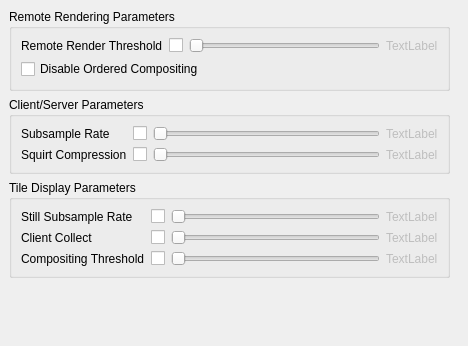
Before: the Qt Designer form Qt/Components/Resources/UI/pqGlobalRenderViewOptions.ui in wildmichael/ParaView3-enhancements-old, drawn with Qt 5.
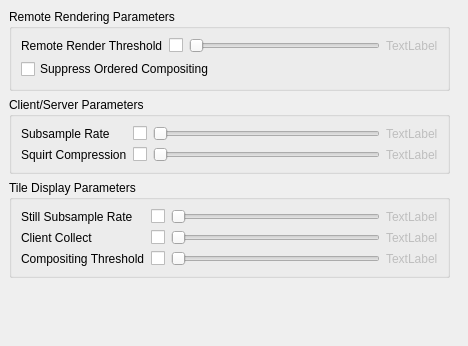
After: the same form once the commit is applied.

Commit message: STYLE: Rename ordered compositing option to be less confusing.

```diff
--- a/Qt/Components/Resources/UI/pqGlobalRenderViewOptions.ui
+++ b/Qt/Components/Resources/UI/pqGlobalRenderViewOptions.ui
@@ -881,7 +881,7 @@
            <string>&lt;html>&lt;head>&lt;meta name="qrichtext" content="1" />&lt;/head>&lt;body style=" white-space: pre-wrap; font-family:Sans Serif; font-size:9pt; font-weight:400; font-style:normal; text-decoration:none;">&lt;p style=" margin-top:0px; margin-bottom:0px; margin-left:0px; margin-right:0px; -qt-block-indent:0; text-indent:0px;">Toggle use of ordered compositing. Ordered compositing makes updates and animations slower, but makes volume rendering correct and may speed up compositing in general.&lt;/p>&lt;/body>&lt;/html></string>
           </property>
           <property name="text" >
-           <string>Disable Ordered Compositing</string>
+           <string>Suppress Ordered Compositing</string>
           </property>
          </widget>
         </item>
```
The commit also changes 1 other file.
